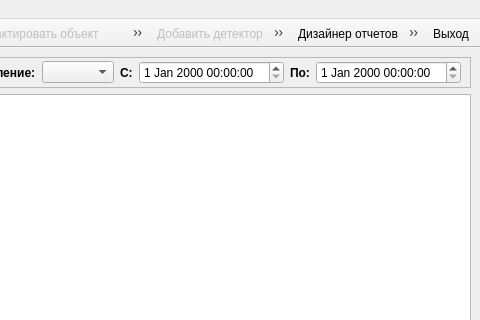
The window that mainwindow.ui (VladimirChotiy/XeomaDetectors) describes before a commit, drawn with Qt 5; both pictures show x 434 to 914 and y 0 to 320 of the 914 by 656 pixel window.
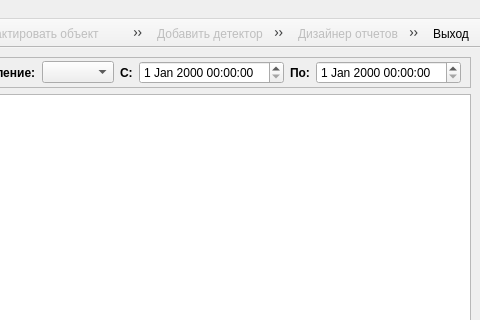
The same window after the commit. Icons and pictures are not drawn. Custom widgets are drawn as their Qt base class.

Commit message:
Done Call Report Designer
Application

What changed in the file:
```diff
--- a/mainwindow.ui
+++ b/mainwindow.ui
@@ -620,6 +620,9 @@
    </property>
   </action>
   <action name="actionRaportDesigner">
+   <property name="enabled">
+    <bool>false</bool>
+   </property>
    <property name="icon">
     <iconset resource="res.qrc">
      <normaloff>:/Icons/icons/rep_designer.ico</normaloff>:/Icons/icons/rep_designer.ico</iconset>
```
The commit also changes 2 other files.
